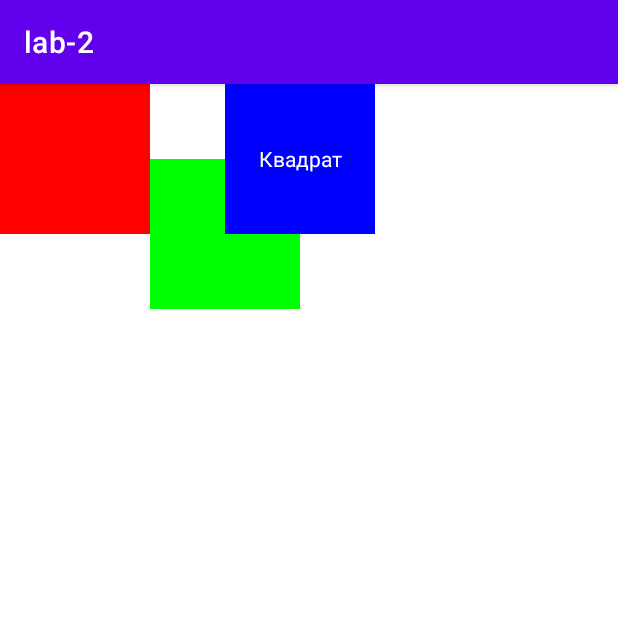
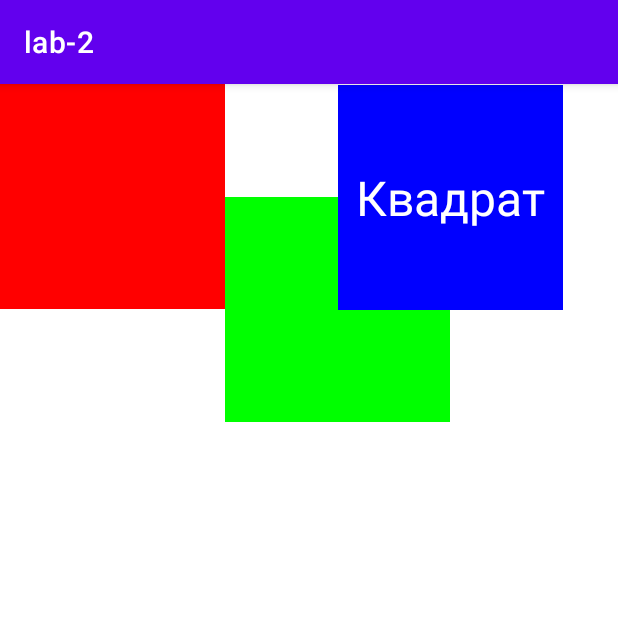
Before and after one commit to belgad/mobile-development, an Android app: the FirstTask screen opened directly, with no data from a screen before it, on a phone screen of 412 x 824 dp, the top half of it. Run offline under Robolectric (Android 15) with nearby library versions, the phone set to English and light mode, and no system bars.

Commit message:
Lab 2 - Additional task

```diff
--- a/lab2/app/src/main/res/layout/activity_first_task.xml
+++ b/lab2/app/src/main/res/layout/activity_first_task.xml
@@ -7,29 +7,33 @@
     tools:context=".FirstTask">
 
     <View
-        android:layout_width="100dp"
-        android:layout_height="100dp"
+        android:id="@+id/view11"
+        android:layout_width="150dp"
+        android:layout_height="150dp"
+        android:background="#ff0000"
         app:layout_constraintStart_toStartOf="parent"
-        app:layout_constraintTop_toTopOf="parent"
-        android:background="#ff0000"/>
+        app:layout_constraintTop_toTopOf="parent"/>
 
     <View
-        android:layout_width="100dp"
-        android:layout_height="100dp"
-        android:layout_marginStart="100dp"
-        android:layout_marginTop="50dp"
+        android:id="@+id/view12"
+        android:layout_width="150dp"
+        android:layout_height="150dp"
         android:background="#00ff00"
-        app:layout_constraintStart_toStartOf="parent"
-        app:layout_constraintTop_toTopOf="parent" />
+        app:layout_constraintBottom_toBottomOf="@id/view11"
+        app:layout_constraintStart_toEndOf="@id/view11"
+        app:layout_constraintTop_toBottomOf="@id/view11" />
 
     <TextView
-        android:layout_width="100dp"
-        android:layout_height="100dp"
-        android:layout_marginStart="150dp"
+        android:id="@+id/view13"
+        android:layout_width="150dp"
+        android:layout_height="150dp"
         android:background="#0000ff"
+        app:layout_constraintBottom_toTopOf="@id/view12"
+        app:layout_constraintEnd_toEndOf="@id/view12"
+        app:layout_constraintStart_toEndOf="@id/view12"
+        app:layout_constraintTop_toTopOf="@id/view12"
         android:text="Квадрат"
         android:gravity="center"
         android:textColor="#ffffff"
-        app:layout_constraintStart_toStartOf="parent"
-        app:layout_constraintTop_toTopOf="parent" />
+        android:textSize="32sp"/>
 </androidx.constraintlayout.widget.ConstraintLayout>
```
Also changed, not shown: lab2/app/src/main/res/layout/activity_fifth_task.xml (+6 -2 lines), lab2/app/src/main/res/layout/activity_second_task.xml (+6 -4 lines).
